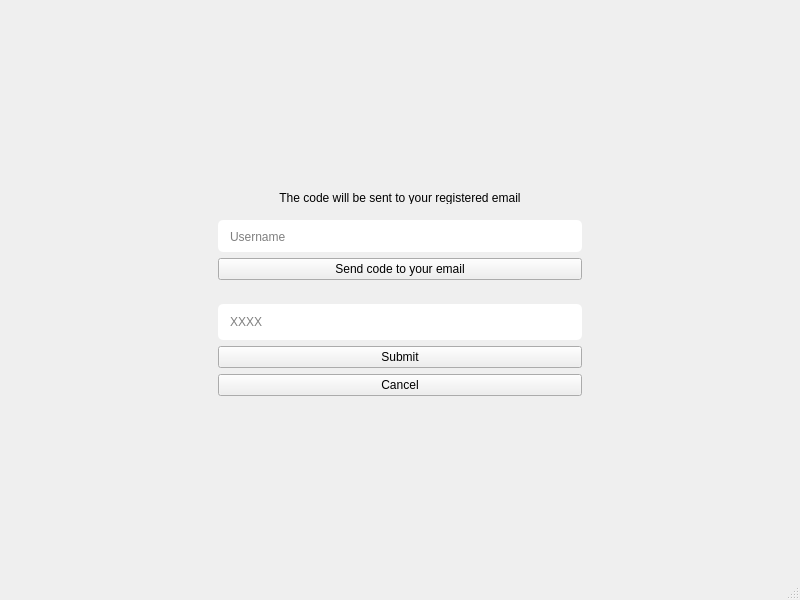
The window that forgotPasswordVerificationCode.ui (Prakash5209/typing_tutor) describes before a commit, drawn with Qt 5.
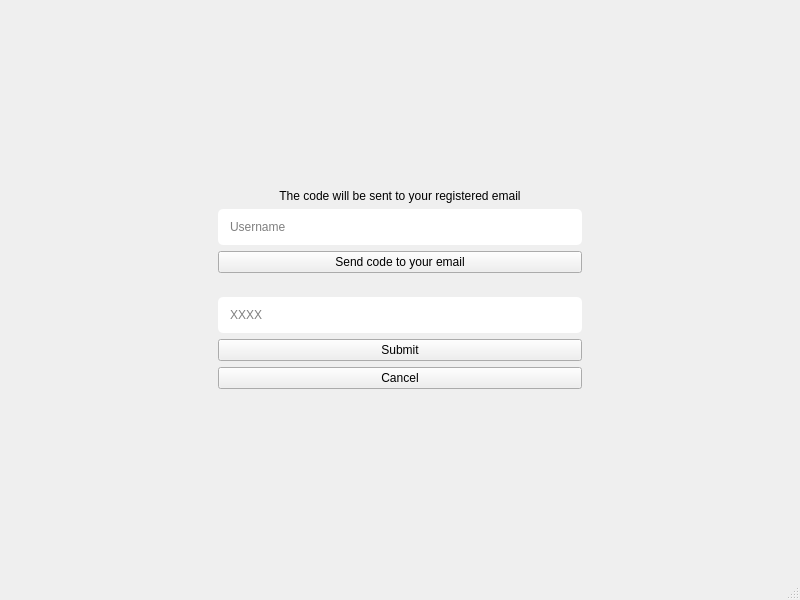
The same window after the commit.

Diff of the .ui file:
```diff
--- a/forgotPasswordVerificationCode.ui
+++ b/forgotPasswordVerificationCode.ui
@@ -72,10 +72,7 @@
          </property>
          <layout class="QVBoxLayout" name="verticalLayout">
           <item>
-           <widget class="QLabel" name="label_2">
-            <property name="styleSheet">
-             <string notr="true">margin:10px;</string>
-            </property>
+           <widget class="QLabel" name="label">
             <property name="text">
              <string>The code will be sent to your registered email</string>
             </property>
```
Left out of the diff: 4 changed lines with no effect on the pictures.
